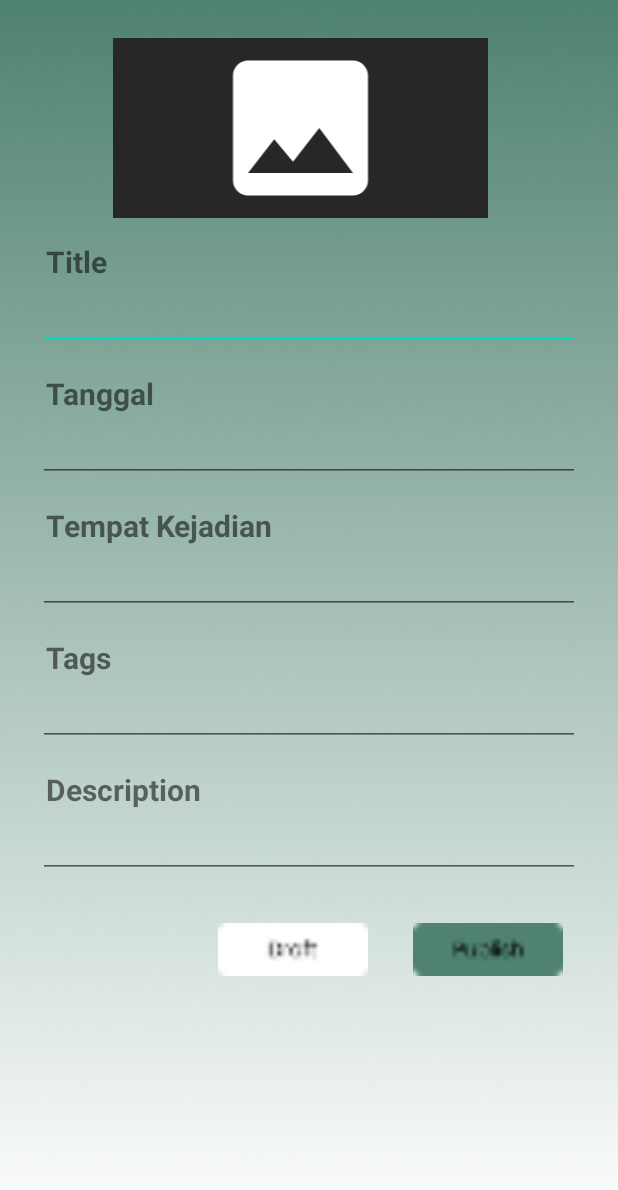
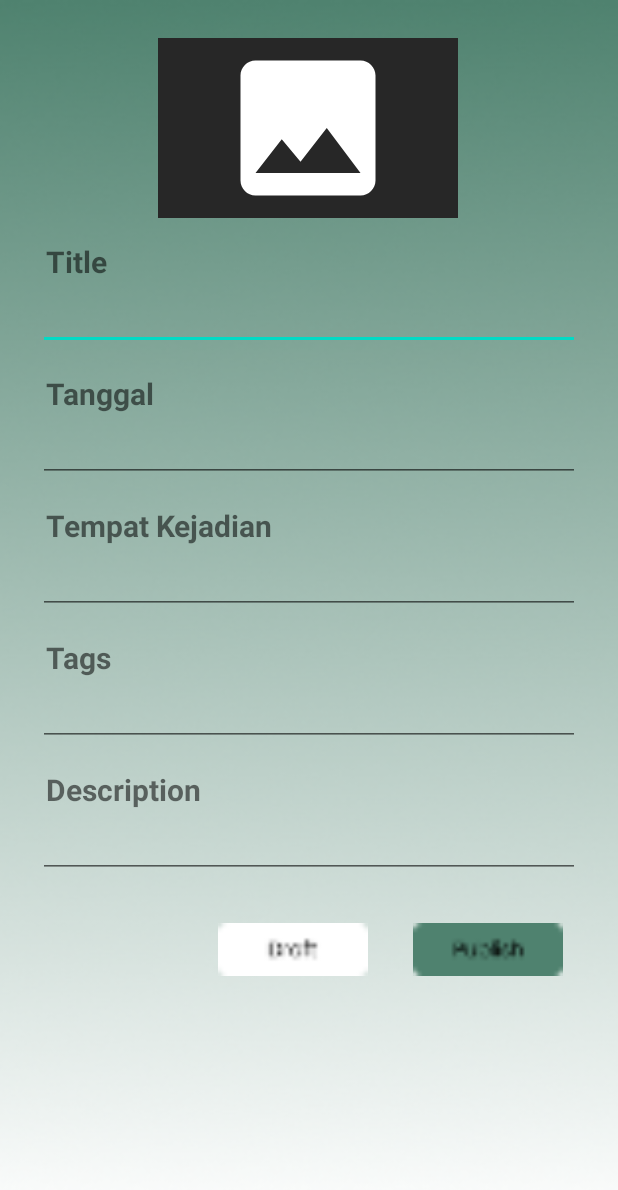
Before and after one commit to indahwulan24/mwartawan, an Android app: the layout input_berita.xml on its own in the app's theme, with its tools: preview values and no code run, on a phone screen of 412 x 824 dp. Shown: the top 1190 px of the screen. Run offline under Robolectric (Android 15) with nearby library versions, the phone set to English and light mode, and no system bars.

Commit message:
initial commit

```diff
--- a/app/src/main/res/layout/input_berita.xml
+++ b/app/src/main/res/layout/input_berita.xml
@@ -11,9 +11,9 @@
 
         <ImageView
             android:id="@+id/image"
-            android:layout_width="250dp"
+            android:layout_width="200dp"
             android:layout_height="120dp"
-            android:layout_marginLeft="50dp"
+            android:layout_marginLeft="80dp"
             android:background="#272727"
             android:src="@drawable/ic_image" />
 
```
